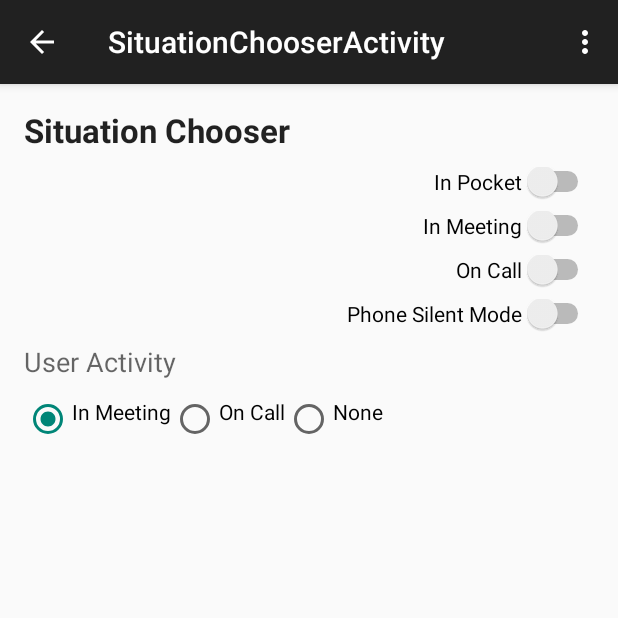
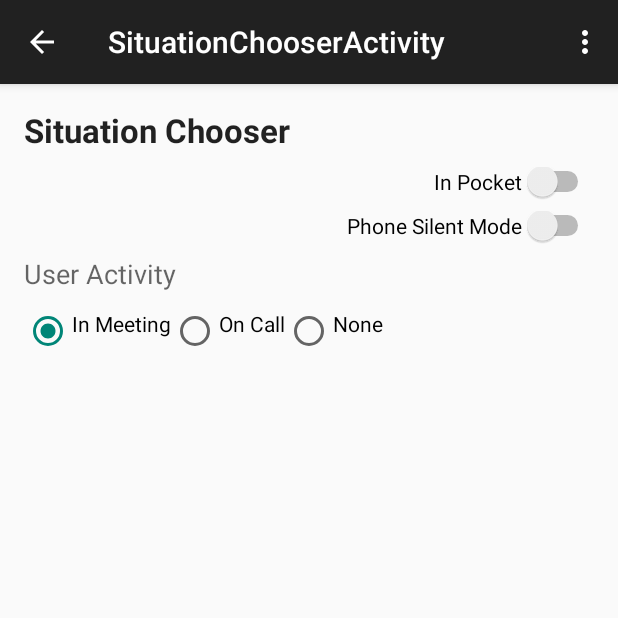
Before and after one commit to seren/activo, an Android app: the SituationChooserActivity screen opened directly, with no data from a screen before it, after a tap on "In Meeting", on a phone screen of 412 x 824 dp, the top half of it. Run offline under Robolectric (Android 15) with nearby library versions, the phone set to English and light mode, and no system bars.

Commit message:
Remove unnecessary sliders and add action methods for others

```diff
--- a/Activo/app/src/main/java/com/fourhcistudents/activo/SituationChooserActivity.java
+++ b/Activo/app/src/main/java/com/fourhcistudents/activo/SituationChooserActivity.java
@@ -58,4 +58,12 @@ public class SituationChooserActivity extends ActionBarActivity {
         }
     }
 
+    public void setInPocket(View view) {
+
+    }
+
+    public void setSilentMode(View view) {
+
+    }
+
 }
--- a/Activo/app/src/main/res/layout/activity_situation_chooser.xml
+++ b/Activo/app/src/main/res/layout/activity_situation_chooser.xml
@@ -29,25 +29,7 @@
             android:id="@+id/situation_switch_pocket"
             android:layout_gravity="end"
             android:layout_column="14"
-            android:paddingBottom="10dp" />
-
-
-        <Switch
-            android:layout_width="wrap_content"
-            android:layout_height="wrap_content"
-            android:text="In Meeting"
-            android:id="@+id/situation_switch_meeting"
-            android:layout_gravity="end"
-            android:layout_column="14"
-            android:paddingBottom="10dp" />
-
-        <Switch
-            android:layout_width="wrap_content"
-            android:layout_height="wrap_content"
-            android:text="On Call"
-            android:id="@+id/situation_switch_call"
-            android:layout_gravity="end"
-            android:layout_column="14"
+            android:onClick="setInPocket"
             android:paddingBottom="10dp" />
 
 
@@ -58,6 +40,7 @@
             android:id="@+id/situation_switch_silent_mode"
             android:layout_gravity="end"
             android:layout_column="14"
+            android:onClick="setSilentMode"
             android:paddingBottom="10dp" />
 
         <TextView
```
